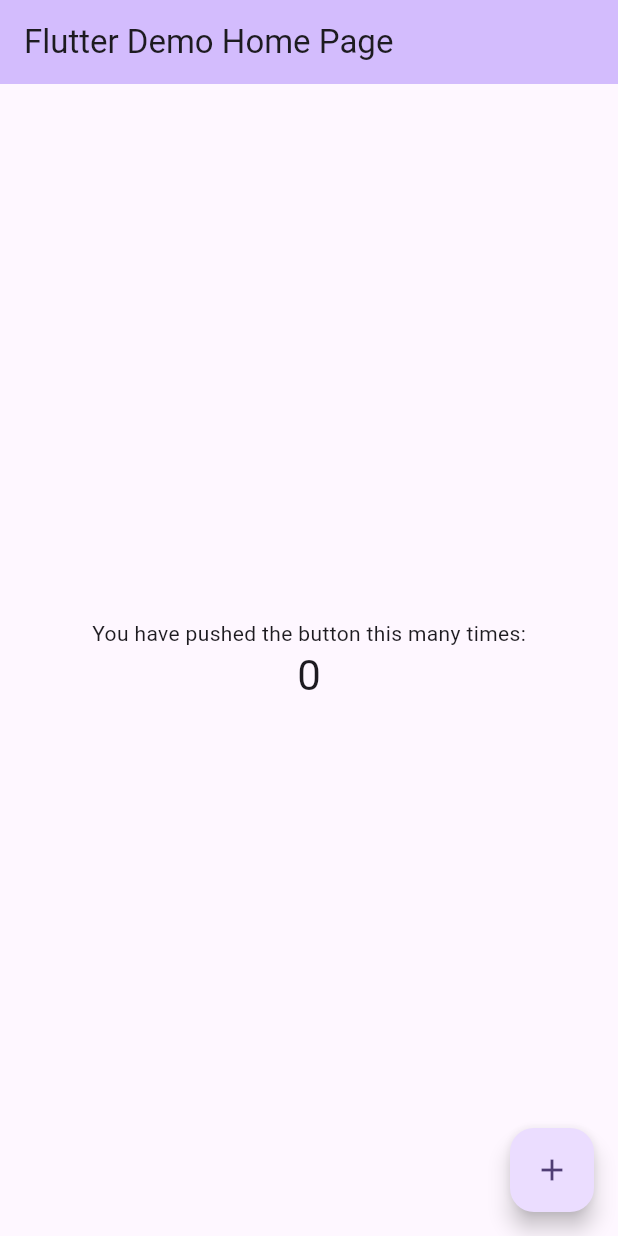
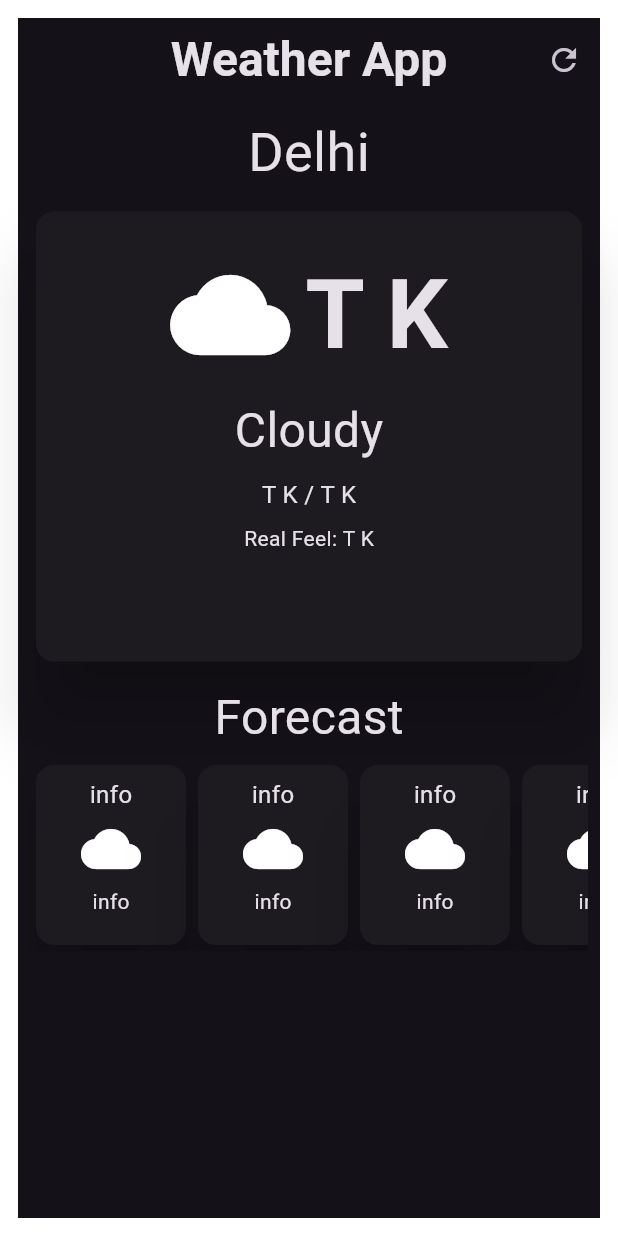
Before and after one commit to suparnagrawal/weather-app, a Flutter app: the screen it shows after launch, on a phone screen of 412 x 824 dp. Run offline on Flutter 3.47's test engine with Material 3 defaults, Android fonts, the phone set to English and light mode, and no system bars.

Commit message:
basic view

```diff
--- /dev/null
+++ b/lib/forecast_card.dart
@@ -0,0 +1,26 @@
+import 'package:flutter/material.dart';
+
+class ForecastCard extends StatelessWidget {
+  const ForecastCard({super.key});
+
+  @override
+  Widget build(BuildContext context) {
+    return Card(
+      elevation: 20,
+      child: SizedBox(
+        height: 120,
+        width: 100,
+        child: Padding(
+          padding: const EdgeInsets.all(8.0),
+          child: Column(
+            spacing: 5,
+            children: [
+              Text('info',style: TextStyle(fontSize: 16),),
+              Icon(Icons.cloud,size: 40,),
+              Text('info'),
+            ],
+          ),
+        )),
+    );
+  }
+}
--- /dev/null
+++ b/lib/location.dart
@@ -0,0 +1,10 @@
+import 'package:flutter/material.dart';
+
+class Location extends StatelessWidget {
+  const Location({super.key});
+
+  @override
+  Widget build(BuildContext context) {
+    return Center(child: SingleChildScrollView(scrollDirection:Axis.horizontal,child: Text('Delhi',style: TextStyle(fontSize: 36),),),);
+  }
+}
--- a/lib/main.dart
+++ b/lib/main.dart
@@ -1,122 +1,19 @@
 import 'package:flutter/material.dart';
+import 'package:weather_app/weather_app.dart';
 
-void main() {
-  runApp(const MyApp());
+void main(){
+    runApp(const WeatherApp());
 }
 
-class MyApp extends StatelessWidget {
-  const MyApp({super.key});
+class WeatherApp extends StatelessWidget {
+  const WeatherApp({super.key});
 
-  // This widget is the root of your application.
   @override
   Widget build(BuildContext context) {
     return MaterialApp(
-      title: 'Flutter Demo',
-      theme: ThemeData(
-        // This is the theme of your application.
-        //
-        // TRY THIS: Try running your application with "flutter run". You'll see
-        // the application has a purple toolbar. Then, without quitting the app,
-        // try changing the seedColor in the colorScheme below to Colors.green
-        // and then invoke "hot reload" (save your changes or press the "hot
-        // reload" button in a Flutter-supported IDE, or press "r" if you used
-        // the command line to start the app).
-        //
-        // Notice that the counter didn't reset back to zero; the application
-        // state is not lost during the reload. To reset the state, use hot
-        // restart instead.
-        //
-        // This works for code too, not just values: Most code changes can be
-        // tested with just a hot reload.
-        colorScheme: ColorScheme.fromSeed(seedColor: Colors.deepPurple),
-      ),
-      home: const MyHomePage(title: 'Flutter Demo Home Page'),
+        debugShowCheckedModeBanner: false,
+        theme: ThemeData.dark(),
+        home: WeatherScreen(),
     );
   }
 }
-
-class MyHomePage extends StatefulWidget {
-  const MyHomePage({super.key, required this.title});
-
-  // This widget is the home page of your application. It is stateful, meaning
-  // that it has a State object (defined below) that contains fields that affect
-  // how it looks.
-
-  // This class is the configuration for the state. It holds the values (in this
-  // case the title) provided by the parent (in this case the App widget) and
-  // used by the build method of the State. Fields in a Widget subclass are
-  // always marked "final".
-
-  final String title;
-
-  @override
-  State<MyHomePage> createState() => _MyHomePageState();
-}
-
-class _MyHomePageState extends State<MyHomePage> {
-  int _counter = 0;
-
-  void _incrementCounter() {
-    setState(() {
-      // This call to setState tells the Flutter framework that something has
-      // changed in this State, which causes it to rerun the build method below
-      // so that the display can reflect the updated values. If we changed
-      // _counter without calling setState(), then the build method would not be
-      // called again, and so nothing would appear to happen.
-      _counter++;
-    });
-  }
-
-  @override
-  Widget build(BuildContext context) {
-    // This method is rerun every time setState is called, for instance as done
-    // by the _incrementCounter method above.
-    //
-    // The Flutter framework has been optimized to make rerunning build methods
-    // fast, so that you can just rebuild anything that needs updating rather
-    // than having to individually change instances of widgets.
-    return Scaffold(
-      appBar: AppBar(
-        // TRY THIS: Try changing the color here to a specific color (to
-        // Colors.amber, perhaps?) and trigger a hot reload to see the AppBar
-        // change color while the other colors stay the same.
-        backgroundColor: Theme.of(context).colorScheme.inversePrimary,
-        // Here we take the value from the MyHomePage object that was created by
-        // the App.build method, and use it to set our appbar title.
-        title: Text(widget.title),
-      ),
-      body: Center(
-        // Center is a layout widget. It takes a single child and positions it
-        // in the middle of the parent.
-        child: Column(
-          // Column is also a layout widget. It takes a list of children and
-          // arranges them vertically. By default, it sizes itself to fit its
-          // children horizontally, and tries to be as tall as its parent.
-          //
-          // Column has various properties to control how it sizes itself and
-          // how it positions its children. Here we use mainAxisAlignment to
-          // center the children vertically; the main axis here is the vertical
-          // axis because Columns are vertical (the cross axis would be
-          // horizontal).
-          //
-          // TRY THIS: Invoke "debug painting" (choose the "Toggle Debug Paint"
-          // action in the IDE, or press "p" in the console), to see the
-          // wireframe for each widget.
-          mainAxisAlignment: MainAxisAlignment.center,
-          children: <Widget>[
-            const Text('You have pushed the button this many times:'),
-            Text(
-              '$_counter',
-              style: Theme.of(context).textTheme.headlineMedium,
-            ),
-          ],
-        ),
-      ),
-      floatingActionButton: FloatingActionButton(
-        onPressed: _incrementCounter,
-        tooltip: 'Increment',
-        child: const Icon(Icons.add),
-      ), // This trailing comma makes auto-formatting nicer for build methods.
-    );
-  }
-}
--- /dev/null
+++ b/lib/main_weather_widget.dart
@@ -0,0 +1,41 @@
+import 'package:flutter/material.dart';
+
+class MainWeatherWidget extends StatelessWidget {
+  const MainWeatherWidget({super.key});
+
+  @override
+  Widget build(BuildContext context) {
+    return Card(
+      elevation: 20,
+      child: SizedBox(
+        height: 300,
+        child: Column(
+          children: [
+            Row(
+              mainAxisAlignment: MainAxisAlignment.spaceAround,
+              children: [
+                Column(
+                  spacing: 8,
+                  children: [
+                    SizedBox(height: 15),
+                    Row(
+                      spacing: 10,
+                      children: [
+                        Icon(Icons.cloud,size: 80,),
+                        Text('T K',style: TextStyle(fontSize: 64,fontWeight: FontWeight.bold),),
+                      ],
+                    ),
+                    Text('Cloudy',style: TextStyle(fontSize: 32),),
+                    Text('T K / T K',style: TextStyle(fontSize: 16),),
+                    Text('Real Feel: T K'),
+
+                  ],
+                )
+              ],
+            )
+          ],
+        ),
+      ),
+    );
+  }
+}
--- /dev/null
+++ b/lib/weather_app.dart
@@ -0,0 +1,58 @@
+import 'package:flutter/material.dart';
+import 'package:flutter/rendering.dart';
+import 'package:weather_app/forecast_card.dart';
+import 'package:weather_app/location.dart';
+import 'package:weather_app/main_weather_widget.dart';
+
+class WeatherScreen extends StatefulWidget {
+  const WeatherScreen({super.key});
+
+  @override
+  State<WeatherScreen> createState() => _WeatherScreenState();
+}
+
+class _WeatherScreenState extends State<WeatherScreen> {
+  @override
+  Widget build(BuildContext context) {
+    return Padding(
+      padding: const EdgeInsets.all(12),
+      child: Scaffold(
+        appBar: AppBar(
+          centerTitle: true,
+          title: const Text('Weather App',style: TextStyle(fontWeight: FontWeight.bold,fontSize: 32),),
+          actions: [
+            IconButton(onPressed: (){}, icon: Icon(Icons.refresh))
+          ],
+        ),
+        body: SingleChildScrollView(
+          child: Padding(
+            padding: const EdgeInsets.all(8.0),
+            child: Column(
+              children: [
+                Location(),
+                SizedBox(height: 10,),
+                MainWeatherWidget(),
+                SizedBox(height: 10,),
+                Text('Forecast',style: TextStyle(fontSize: 32),),
+                SizedBox(height: 5,),
+                SingleChildScrollView(
+                  scrollDirection: Axis.horizontal,
+                  child: Row(
+                    children: [
+                      ForecastCard(),
+                      ForecastCard(),
+                      ForecastCard(),
+                      ForecastCard(),
+                      ForecastCard(),
+                    ],
+                  ),
+                ),
+                SizedBox(height: 5,),
+              ],
+            ),
+          ),
+        ),
+      ),
+    );
+  }
+}
--- a/pubspec.yaml
+++ b/pubspec.yaml
@@ -34,6 +34,7 @@ dependencies:
   # The following adds the Cupertino Icons font to your application.
   # Use with the CupertinoIcons class for iOS style icons.
   cupertino_icons: ^1.0.8
+  http: ^1.4.0
 
 dev_dependencies:
   flutter_test:
```
Also changed, not shown: pubspec.lock, 2 other files.
